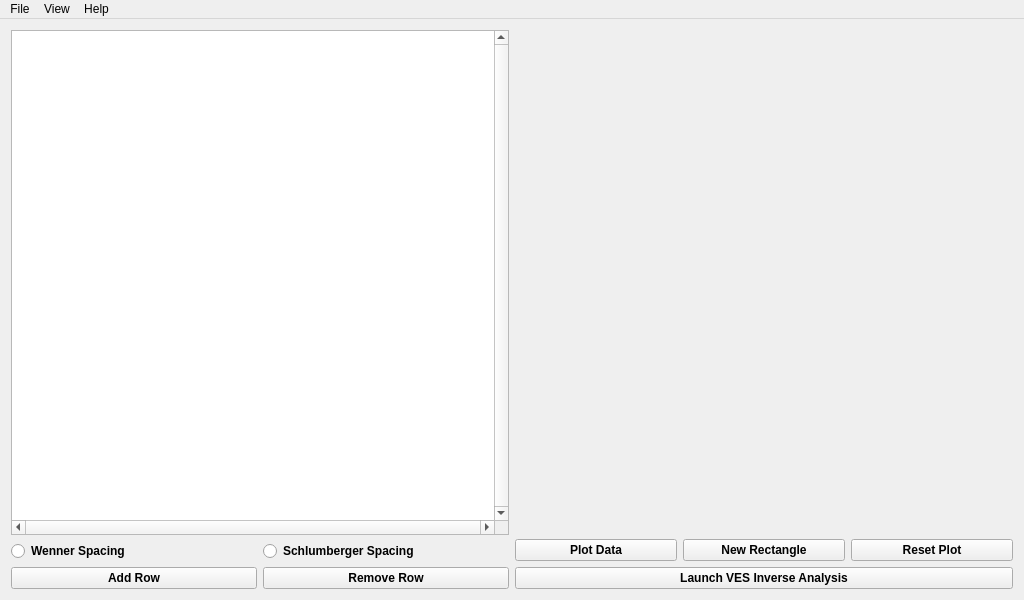
First picture: the form in ves/templates/mainwindow.ui, repository ajoros/ves_ajoros, before the edit.
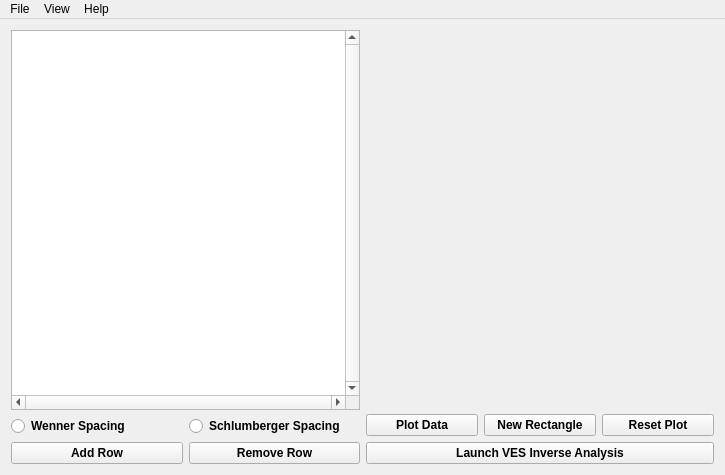
Second picture: the form after the edit.

Commit message: Fix sizing issue on OS x

Diff of the .ui file:
```diff
--- a/ves/templates/mainwindow.ui
+++ b/ves/templates/mainwindow.ui
@@ -6,8 +6,8 @@
    <rect>
     <x>0</x>
     <y>0</y>
-    <width>1024</width>
-    <height>600</height>
+    <width>725</width>
+    <height>475</height>
    </rect>
   </property>
   <property name="sizePolicy">
@@ -274,8 +274,8 @@
     <rect>
      <x>0</x>
      <y>0</y>
-     <width>1024</width>
-     <height>25</height>
+     <width>725</width>
+     <height>22</height>
     </rect>
    </property>
    <property name="sizePolicy">
```
Left out of the diff: 13 changed lines with no effect on the pictures.
